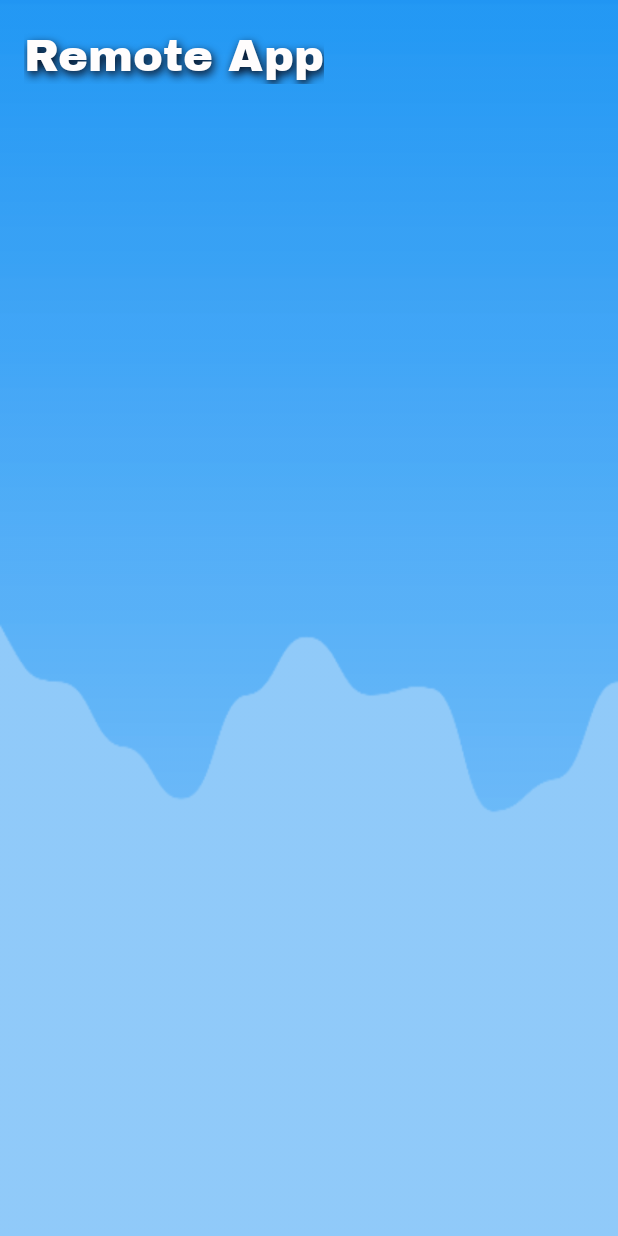
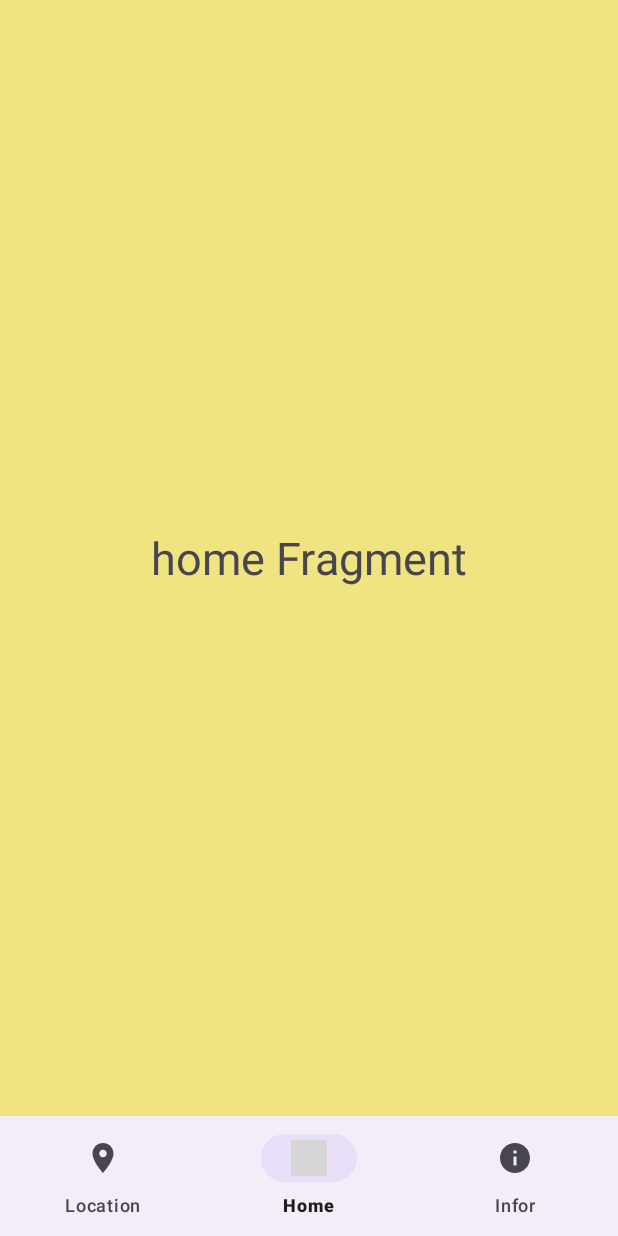
Before and after one commit to doxuanhieu185/MyApplication, an Android app built with Jetpack Compose: the secondActivity screen opened directly, with no data from a screen before it, on a phone screen of 412 x 824 dp. Run offline under Robolectric (Android 15) with nearby library versions, the phone set to English and light mode, and no system bars; Roboto replaces fonts that are not available here; grey boxes are pictures that could not be loaded.

Commit message:
bottom navigation bar

```diff
--- a/app/build.gradle.kts
+++ b/app/build.gradle.kts
@@ -29,6 +29,12 @@ android {
             )
         }
     }
+    buildFeatures {
+        viewBinding = true
+    }
+
+
+
     compileOptions {
         sourceCompatibility = JavaVersion.VERSION_1_8
         targetCompatibility = JavaVersion.VERSION_1_8
--- /dev/null
+++ b/app/src/main/java/com/example/myapplication/homeFragment.java
@@ -0,0 +1,64 @@
+package com.example.myapplication;
+
+import android.os.Bundle;
+
+import androidx.fragment.app.Fragment;
+
+import android.view.LayoutInflater;
+import android.view.View;
+import android.view.ViewGroup;
+
+/**
+ * A simple {@link Fragment} subclass.
+ * Use the {@link homeFragment#newInstance} factory method to
+ * create an instance of this fragment.
+ */
+public class homeFragment extends Fragment {
+
+    // TODO: Rename parameter arguments, choose names that match
+    // the fragment initialization parameters, e.g. ARG_ITEM_NUMBER
+    private static final String ARG_PARAM1 = "param1";
+    private static final String ARG_PARAM2 = "param2";
+
+    // TODO: Rename and change types of parameters
+    private String mParam1;
+    private String mParam2;
+
+    public homeFragment() {
+        // Required empty public constructor
+    }
+
+    /**
+     * Use this factory method to create a new instance of
+     * this fragment using the provided parameters.
+     *
+     * @param param1 Parameter 1.
+     * @param param2 Parameter 2.
+     * @return A new instance of fragment homeFragment.
+     */
+    // TODO: Rename and change types and number of parameters
+    public static homeFragment newInstance(String param1, String param2) {
+        homeFragment fragment = new homeFragment();
+        Bundle args = new Bundle();
+        args.putString(ARG_PARAM1, param1);
+        args.putString(ARG_PARAM2, param2);
+        fragment.setArguments(args);
+        return fragment;
+    }
+
+    @Override
+    public void onCreate(Bundle savedInstanceState) {
+        super.onCreate(savedInstanceState);
+        if (getArguments() != null) {
+            mParam1 = getArguments().getString(ARG_PARAM1);
+            mParam2 = getArguments().getString(ARG_PARAM2);
+        }
+    }
+
+    @Override
+    public View onCreateView(LayoutInflater inflater, ViewGroup container,
+                             Bundle savedInstanceState) {
+        // Inflate the layout for this fragment
+        return inflater.inflate(R.layout.fragment_home, container, false);
+    }
+}
--- a/app/src/main/java/com/example/myapplication/secondActivity.java
+++ b/app/src/main/java/com/example/myapplication/secondActivity.java
@@ -1,6 +1,9 @@
 package com.example.myapplication;
 
 import androidx.appcompat.app.AppCompatActivity;
+import androidx.fragment.app.Fragment;
+import androidx.fragment.app.FragmentManager;
+import androidx.fragment.app.FragmentTransaction;
 
 import android.os.Bundle;
 import android.view.View;
@@ -8,12 +11,44 @@ import android.widget.Button;
 import android.widget.ImageView;
 import android.widget.Toast;
 
+import com.example.myapplication.databinding.ActivityMainBinding;
+import com.example.myapplication.databinding.ActivitySecondBinding;
+import com.google.android.material.bottomnavigation.BottomNavigationView;
+
 public class secondActivity extends AppCompatActivity {
+    private ActivitySecondBinding binding;
 
-    //ImageView power_btn = (ImageView) findViewById(R.id.powerbtn);
+
     @Override
     protected void onCreate(Bundle savedInstanceState) {
         super.onCreate(savedInstanceState);
-        setContentView(R.layout.activity_second);
+        binding = ActivitySecondBinding.inflate(getLayoutInflater());
+        setContentView(binding.getRoot());
+        replaceFragment(new homeFragment());
+        binding.bottomNavigationView.setSelectedItemId(R.id.home);
+        binding.bottomNavigationView.setOnItemSelectedListener(item -> {
+        int id = item.getItemId();
+        if( id == R.id.location)
+        {
+            replaceFragment(new locationfragment());
+        }else if( id == R.id.home)
+        {
+            replaceFragment(new homeFragment());
+        }
+        else if( id == R.id.infor)
+        {
+            replaceFragment(new inforFragment());
+        }
+            return true;
+        });
+
     }
+    private void replaceFragment(Fragment fragment)
+    {
+        FragmentManager fragmentManager = getSupportFragmentManager();
+        FragmentTransaction fragmentTransaction = fragmentManager.beginTransaction();
+        fragmentTransaction.replace(R.id.frameLayout,fragment);
+        fragmentTransaction.commit();
+    }
+
 }
--- /dev/null
+++ b/app/src/main/res/drawable/location.xml
@@ -0,0 +1,5 @@
+<vector android:height="24dp" android:tint="#FFFFFF"
+    android:viewportHeight="24" android:viewportWidth="24"
+    android:width="24dp" xmlns:android="http://schemas.android.com/apk/res/android">
+    <path android:fillColor="@android:color/white" android:pathData="M12,2C8.13,2 5,5.13 5,9c0,5.25 7,13 7,13s7,-7.75 7,-13c0,-3.87 -3.13,-7 -7,-7zM12,11.5c-1.38,0 -2.5,-1.12 -2.5,-2.5s1.12,-2.5 2.5,-2.5 2.5,1.12 2.5,2.5 -1.12,2.5 -2.5,2.5z"/>
+</vector>
--- a/app/src/main/res/layout/activity_second.xml
+++ b/app/src/main/res/layout/activity_second.xml
@@ -4,26 +4,27 @@
     xmlns:tools="http://schemas.android.com/tools"
     android:layout_width="match_parent"
     android:layout_height="match_parent"
-    tools:context=".secondActivity"
-    android:background="@drawable/background_activity2">
+    tools:context=".secondActivity">
 
-    <TextView
-        android:id="@+id/remoteApp"
-        android:layout_width="wrap_content"
+    <FrameLayout
+        android:id="@+id/frameLayout"
+        android:layout_width="0dp"
+        android:layout_height="0dp"
+        app:layout_constraintBottom_toTopOf="@+id/bottomNavigationView"
+        app:layout_constraintEnd_toEndOf="parent"
+        app:layout_constraintStart_toStartOf="parent"
+        app:layout_constraintTop_toTopOf="parent">
+
+    </FrameLayout>
+
+    <com.google.android.material.bottomnavigation.BottomNavigationView
+        tools:viewBindingIgnore="true"
+        android:id="@+id/bottomNavigationView"
+        android:layout_width="match_parent"
         android:layout_height="wrap_content"
-        android:layout_marginStart="16dp"
-        android:fontFamily="@font/archivo_black"
-        android:shadowColor="#060612"
-        android:shadowDx="2"
-        android:shadowDy="4"
-        android:shadowRadius="7"
-        android:text="Remote App"
-        android:textColor="#FFFDFD"
-        android:textSize="30dp"
         app:layout_constraintBottom_toBottomOf="parent"
+        app:layout_constraintEnd_toEndOf="parent"
         app:layout_constraintStart_toStartOf="parent"
-        app:layout_constraintTop_toTopOf="parent"
-        app:layout_constraintVertical_bias="0.023" />
-
+        app:menu="@menu/bottom_nav_menu"/>
 
 </androidx.constraintlayout.widget.ConstraintLayout>
--- /dev/null
+++ b/app/src/main/res/layout/fragment_home.xml
@@ -0,0 +1,18 @@
+<?xml version="1.0" encoding="utf-8"?>
+<FrameLayout xmlns:android="http://schemas.android.com/apk/res/android"
+    xmlns:tools="http://schemas.android.com/tools"
+    android:layout_width="match_parent"
+    android:layout_height="match_parent"
+    tools:context=".homeFragment"
+    android:background="#EFE481">
+
+    <!-- TODO: Update blank fragment layout -->
+    <TextView
+        android:layout_width="wrap_content"
+        android:layout_height="wrap_content"
+        android:text="home Fragment"
+        android:textSize="30dp"
+        android:layout_gravity="center"
+        />
+
+</FrameLayout>
--- /dev/null
+++ b/app/src/main/res/menu/bottom_nav_menu.xml
@@ -0,0 +1,22 @@
+<?xml version="1.0" encoding="utf-8"?>
+<menu xmlns:android="http://schemas.android.com/apk/res/android">
+
+    <item
+        android:layout_width="wrap_content"
+        android:layout_height="wrap_content"
+        android:title="Location"
+        android:icon="@drawable/location"
+        android:id="@+id/location"/>
+    <item
+        android:layout_width="wrap_content"
+        android:layout_height="wrap_content"
+        android:title="Home"
+        android:icon="@drawable/home"
+        android:id="@+id/home"/>
+    <item
+        android:layout_width="wrap_content"
+        android:layout_height="wrap_content"
+        android:title="Infor"
+        android:icon="@drawable/infor"
+        android:id="@+id/infor"/>
+</menu>
--- a/app/src/main/res/values/strings.xml
+++ b/app/src/main/res/values/strings.xml
@@ -1,4 +1,6 @@
 <resources>
     <string name="app_name">My Application</string>
     <string name="title_activity_second">secondActivity</string>
+    <!-- TODO: Remove or change this placeholder text -->
+    <string name="hello_blank_fragment">Hello blank fragment</string>
 </resources>
```
Also changed, not shown: app/src/main/java/com/example/myapplication/inforFragment.java (added, +64 -0 lines), app/src/main/java/com/example/myapplication/locationfragment.java (added, +64 -0 lines), app/src/main/res/layout/fragment_infor.xml (added, +18 -0 lines), app/src/main/res/layout/fragment_locationfragment.xml (added, +18 -0 lines).
